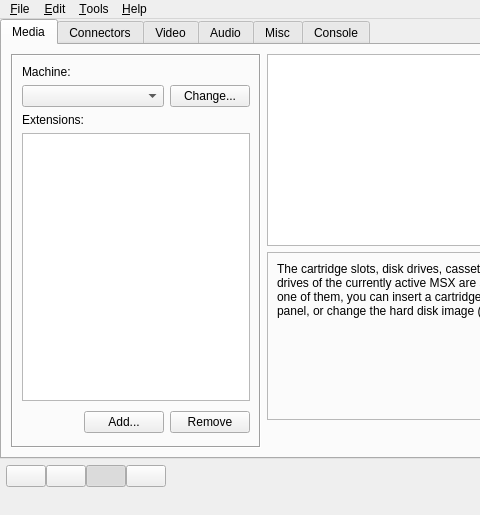
openMSX/catapult, file main.ui: the form before one commit; both pictures show x 0 to 480 and y 0 to 515 of the 712 by 515 pixel window.
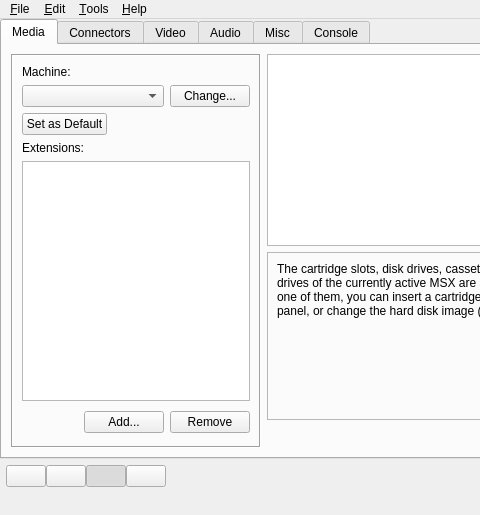
The form after the commit. Icons and pictures are not drawn.

Commit message: Added button to make current machine the default machine for openMSX (not very useful yet)

Diff of the .ui file:
```diff
--- a/main.ui
+++ b/main.ui
@@ -77,30 +77,15 @@
           <property name="frameShadow" >
            <enum>QFrame::Sunken</enum>
           </property>
-          <layout class="QVBoxLayout" >
-           <property name="spacing" >
-            <number>6</number>
-           </property>
-           <property name="leftMargin" >
-            <number>9</number>
-           </property>
-           <property name="topMargin" >
-            <number>9</number>
-           </property>
-           <property name="rightMargin" >
-            <number>9</number>
-           </property>
-           <property name="bottomMargin" >
-            <number>9</number>
-           </property>
-           <item>
+          <layout class="QGridLayout" >
+           <item row="0" column="0" >
             <widget class="QLabel" name="machineLabel" >
              <property name="text" >
               <string>Machine:</string>
              </property>
             </widget>
            </item>
-           <item>
+           <item row="1" column="0" >
             <layout class="QHBoxLayout" >
              <property name="spacing" >
               <number>6</number>
@@ -139,21 +124,45 @@
              </item>
             </layout>
            </item>
-           <item>
+           <item row="2" column="0" >
+            <layout class="QHBoxLayout" >
+             <item>
+              <widget class="QPushButton" name="setAsDefaultButton" >
+               <property name="text" >
+                <string>Set as Default</string>
+               </property>
+              </widget>
+             </item>
+             <item>
+              <spacer>
+               <property name="orientation" >
+                <enum>Qt::Horizontal</enum>
+               </property>
+               <property name="sizeHint" >
+                <size>
+                 <width>40</width>
+                 <height>20</height>
+                </size>
+               </property>
+              </spacer>
+             </item>
+            </layout>
+           </item>
+           <item row="3" column="0" >
             <widget class="QLabel" name="machineLabel" >
              <property name="text" >
               <string>Extensions:</string>
              </property>
             </widget>
            </item>
-           <item>
+           <item row="4" column="0" >
             <widget class="QListWidget" name="extensionList" >
              <property name="sortingEnabled" >
               <bool>true</bool>
              </property>
             </widget>
            </item>
-           <item>
+           <item row="5" column="0" >
             <layout class="QHBoxLayout" >
              <item>
               <spacer>
```
The commit also changes 3 other files.
